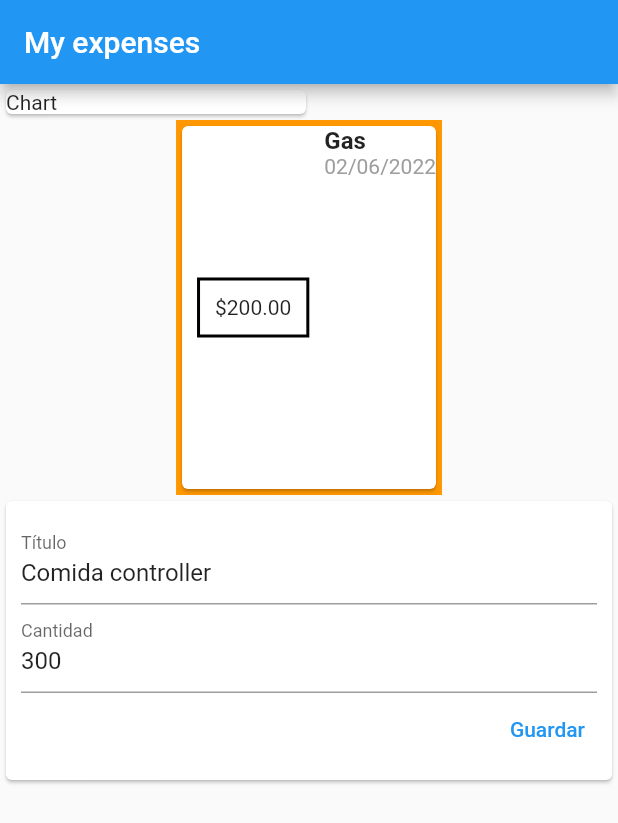
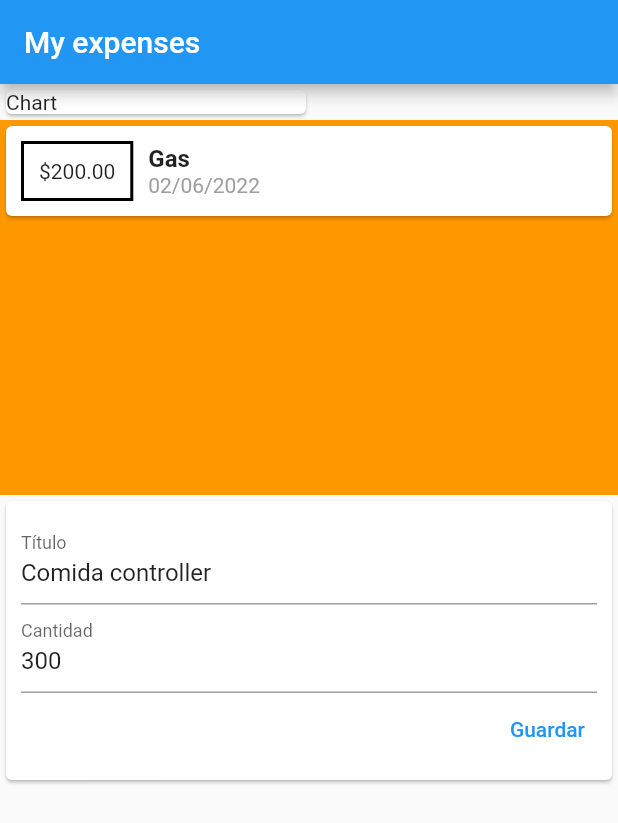
Before and after one commit to rodriguezzdavid/bootCampFlutter, a Flutter app: the screen it shows after launch, on a phone screen of 412 x 824 dp. Shown: the top 823 px of the screen. Run offline on Flutter 3.47's test engine with Material 2 defaults, Android fonts, the phone set to English and light mode, and no system bars.

Commit message:
Add ListView

```diff
--- a/01day/diaunogastos/lib/widgets/transaction_list.dart
+++ b/01day/diaunogastos/lib/widgets/transaction_list.dart
@@ -27,11 +27,8 @@ class TransactionList extends StatelessWidget {
     return Container(
       color: Colors.orange,
       height: 250,
-      child: SingleChildScrollView(
-        scrollDirection: Axis.horizontal,
-        child: Row(
-          children: _trasactionList(),
-        ),
+      child: ListView(
+        children: _trasactionList(),
       ),
     );
   }
```
